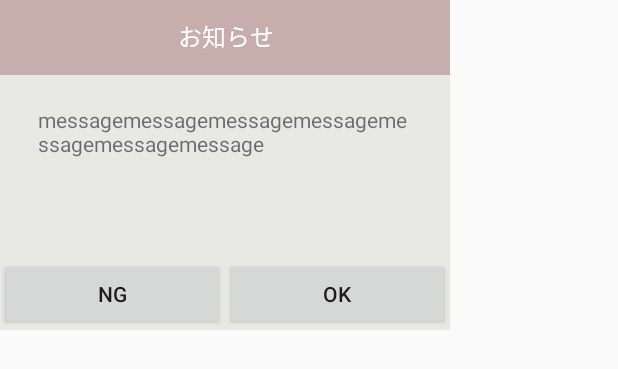
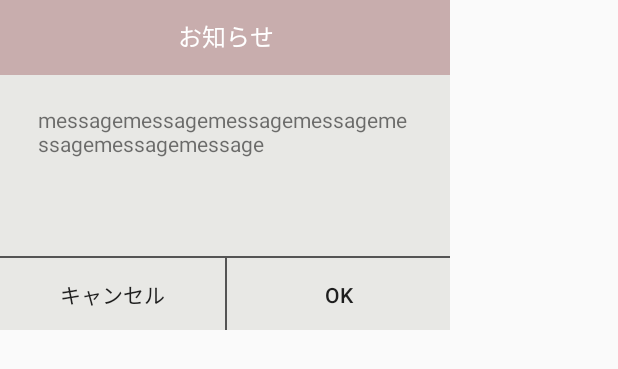
Before and after one commit to amefure/Android-LinkMark, an Android app: the layout fragment_custom_notify_dialog.xml on its own in the app's theme, with its tools: preview values and no code run, on a phone screen of 412 x 824 dp. Shown: the top 369 px of the screen. Run offline under Robolectric (Android 15) with nearby library versions, the phone set to English and light mode, and no system bars.

Commit message:
ダイアログUIの修正

```diff
--- a/app/src/main/java/com/amefure/linkmark/View/Dialog/CustomNotifyDialogFragment.kt
+++ b/app/src/main/java/com/amefure/linkmark/View/Dialog/CustomNotifyDialogFragment.kt
@@ -10,6 +10,7 @@ import androidx.fragment.app.DialogFragment
 import com.amefure.linkmark.Model.Key.AppArgKey
 import com.amefure.linkmark.R
 import com.amefure.linkmark.View.Category.RecycleViewSetting.CategoryAdapter
+import com.amefure.linkmark.View.Utility.ClipOutlineProvider
 
 class CustomNotifyDialogFragment : DialogFragment() {
 
@@ -80,13 +81,16 @@ class CustomNotifyDialogFragment : DialogFragment() {
         val msg: TextView = dialog.findViewById(R.id.dialog_msg)
         val positiveButton: Button = dialog.findViewById(R.id.positive_button)
         val negativeButton: Button = dialog.findViewById(R.id.negative_button)
+        val divider: View = dialog.findViewById(R.id.button_vertical_divider)
 
         if (!showPositive) {
             positiveButton.visibility = View.GONE
+            divider.visibility = View.GONE
         }
 
         if (!showNegative) {
             negativeButton.visibility = View.GONE
+            divider.visibility = View.GONE
         }
 
         title.text = this.title
--- a/app/src/main/res/layout/fragment_custom_notify_dialog.xml
+++ b/app/src/main/res/layout/fragment_custom_notify_dialog.xml
@@ -42,6 +42,15 @@
         android:orientation="horizontal"
         app:layout_constraintGuide_begin="172dp" />
 
+    <View
+        android:layout_width="match_parent"
+        android:layout_height="1dp"
+        android:background="@color/ex_text"
+        app:layout_constraintBottom_toTopOf="@+id/guideline2"
+        app:layout_constraintTop_toBottomOf="@+id/dialog_msg"
+        app:layout_constraintVertical_bias="1.0" />
+
+
     <LinearLayout
         android:layout_width="match_parent"
         android:layout_height="wrap_content"
@@ -61,13 +70,23 @@
             android:id="@+id/negative_button"
             android:layout_width="150dp"
             android:layout_height="wrap_content"
-            android:text="NG" />
+            android:backgroundTint="#00000000"
+            style="?android:attr/borderlessButtonStyle"
+            android:text="キャンセル" />
+
+        <View
+            android:id="@+id/button_vertical_divider"
+            android:layout_width="1dp"
+            android:layout_height="match_parent"
+            android:background="@color/ex_text" />
 
 
         <Button
             android:id="@+id/positive_button"
             android:layout_width="150dp"
             android:layout_height="wrap_content"
+            android:backgroundTint="#00000000"
+            style="?android:attr/borderlessButtonStyle"
             android:text="OK" />
 
 
```
